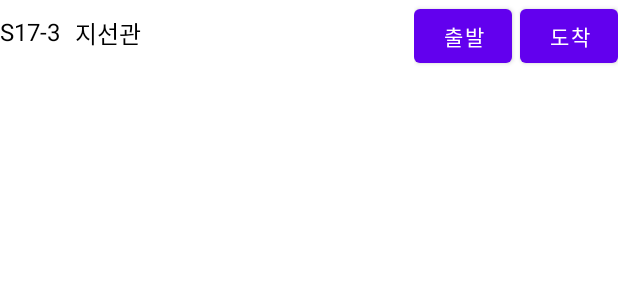
After one commit to WonJoongLee/CampusMap, an Android app: the layout item_location_info.xml on its own in the app's theme, with its tools: preview values and no code run, on a phone screen of 412 x 824 dp. The commit adds this screen. Shown: the top 300 px of the screen. Run offline under Robolectric (Android 15) with nearby library versions, the phone set to English and light mode, and no system bars.

Commit message:
건물  목록을 볼 수 있는 리사이클러 뷰 추가
- 건물 목록을 볼 수 있는 리사이클러 뷰를 추가했습니다.
- 디자인을 수정해야 합니다.
- 출발과 도착 버튼을 활성화 해야 합니다.

```diff
--- /dev/null
+++ b/app/src/main/java/com/cbnumap/cbnumap/locationrv/LocData.kt
@@ -0,0 +1,3 @@
+package com.cbnumap.cbnumap.locationrv
+
+data class LocData (val buildingName : String, val buildingNumber : String)
--- a/app/src/main/java/com/cbnumap/cbnumap/recyclerview/RecoAdapter.kt
+++ b/app/src/main/java/com/cbnumap/cbnumap/recyclerview/RecoAdapter.kt
@@ -13,7 +13,7 @@ class RecoAdapter(private val context : Context) : RecyclerView.Adapter<RecoAdap
     var data = mutableListOf<RecoData>()
 
     override fun onCreateViewHolder(parent: ViewGroup, viewType: Int): RecoViewHolder {
-        val view = LayoutInflater.from(context).inflate(R.layout.item_location, parent, false)
+        val view = LayoutInflater.from(context).inflate(R.layout.item_location_reco, parent, false)
         return RecoViewHolder(view)
     }
 
--- a/app/src/main/res/layout/dropdown_item.xml
+++ b/app/src/main/res/layout/dropdown_item.xml
@@ -6,6 +6,5 @@
     android:text="TextView"
     android:padding="14dp"
     android:textColor="@color/black"
-    android:textStyle="bold"
     android:textSize="16sp"
     xmlns:android="http://schemas.android.com/apk/res/android"/>
--- /dev/null
+++ b/app/src/main/res/layout/item_location_info.xml
@@ -0,0 +1,77 @@
+<?xml version="1.0" encoding="utf-8"?>
+<androidx.constraintlayout.widget.ConstraintLayout xmlns:android="http://schemas.android.com/apk/res/android"
+    xmlns:app="http://schemas.android.com/apk/res-auto"
+    android:layout_width="match_parent"
+    android:layout_height="wrap_content"
+    android:orientation="horizontal"
+    android:weightSum="12">
+
+    <LinearLayout
+        android:id="@+id/buildingNOLinear"
+        android:layout_width="0dp"
+        android:layout_height="wrap_content"
+        android:layout_gravity="center"
+        android:layout_weight="4"
+        app:layout_constraintLeft_toLeftOf="parent"
+        app:layout_constraintTop_toTopOf="parent">
+
+        <TextView
+            android:id="@+id/itemBuildingNumberTV"
+            android:layout_width="wrap_content"
+            android:layout_height="wrap_content"
+            android:layout_marginVertical="10dp"
+            android:text="S17-3"
+            android:textColor="@color/black"
+            android:textSize="16sp" />
+
+    </LinearLayout>
+
+    <LinearLayout
+        android:id="@+id/buildingNameLinear"
+        android:layout_width="0dp"
+        android:layout_height="wrap_content"
+        android:layout_gravity="center"
+        android:layout_weight="4"
+        app:layout_constraintLeft_toRightOf="@id/buildingNOLinear"
+        app:layout_constraintRight_toLeftOf="@+id/startEndButtonLinear"
+        app:layout_constraintTop_toTopOf="parent">
+
+        <TextView
+            android:id="@+id/itemBuildingNameTV"
+            android:layout_width="wrap_content"
+            android:layout_height="wrap_content"
+            android:layout_marginVertical="10dp"
+            android:layout_marginStart="10dp"
+            android:maxLines="1"
+            android:text="지선관"
+            android:textColor="@color/black"
+            android:textSize="16sp" />
+
+    </LinearLayout>
+
+
+    <LinearLayout
+        android:id="@+id/startEndButtonLinear"
+        android:layout_width="wrap_content"
+        android:layout_height="wrap_content"
+        android:layout_weight="4"
+        app:layout_constraintLeft_toRightOf="@id/buildingNameLinear"
+        app:layout_constraintRight_toRightOf="parent"
+        app:layout_constraintTop_toTopOf="parent">
+
+        <Button
+            android:id="@+id/setStartButton"
+            android:layout_width="65dp"
+            android:layout_height="wrap_content"
+            android:layout_marginEnd="5dp"
+            android:text="출발" />
+
+        <Button
+            android:id="@+id/setEndButton"
+            android:layout_width="65dp"
+            android:layout_height="wrap_content"
+            android:text="도착" />
+
+    </LinearLayout>
+
+</androidx.constraintlayout.widget.ConstraintLayout>
```
Also changed, not shown: app/src/main/java/com/cbnumap/cbnumap/MainActivity.kt (+43 -6 lines), app/src/main/java/com/cbnumap/cbnumap/locationrv/LocAdapter.kt (added, +34 -0 lines), app/src/main/res/layout/activity_main.xml (+12 -11 lines), app/src/main/res/layout/item_location_reco.xml (renamed from app/src/main/res/layout/item_location.xml).
